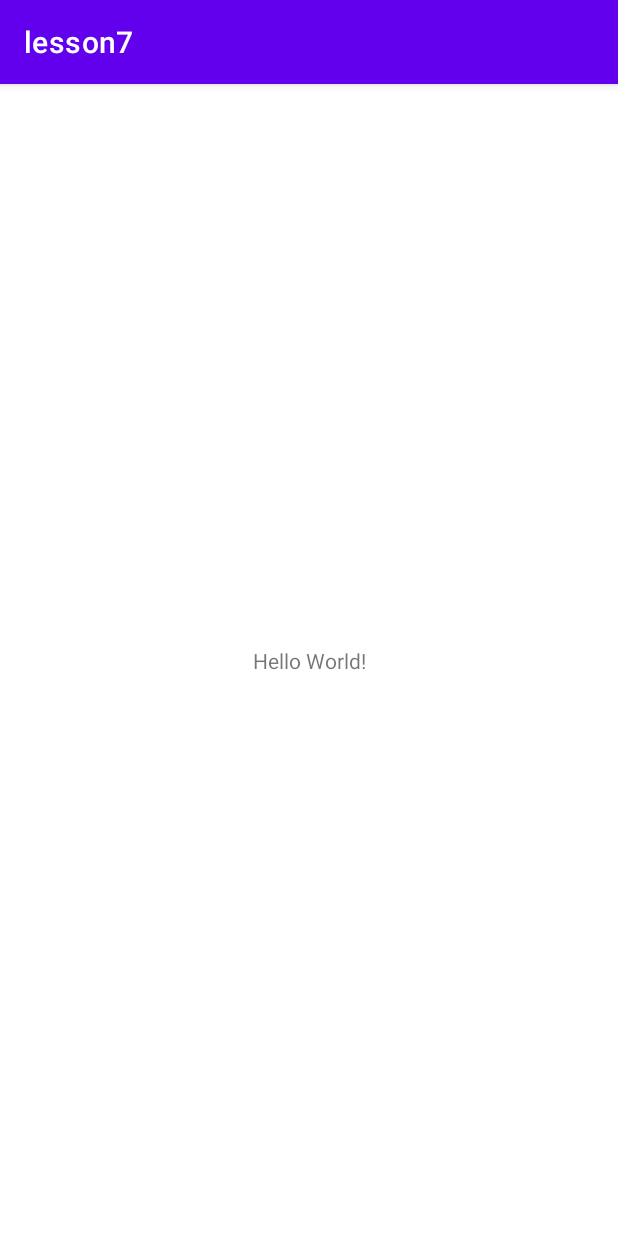
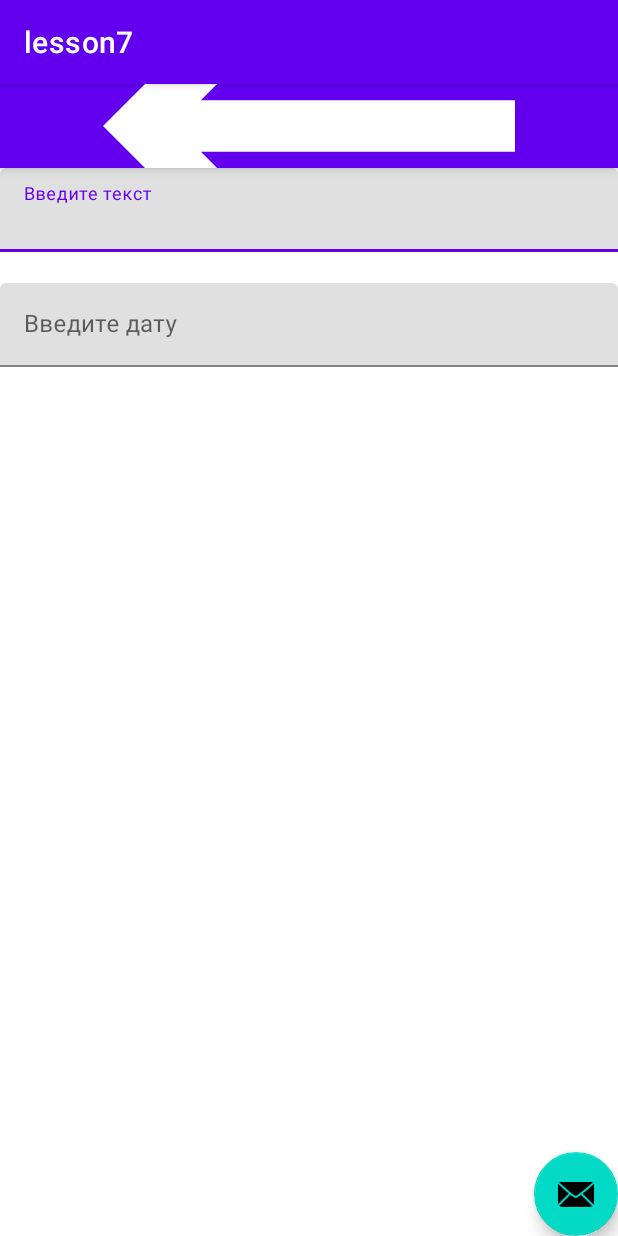
Before and after one commit to danilmv/AndroidBasics, an Android app: the screen it shows after launch (MainActivity), on a phone screen of 412 x 824 dp. Run offline under Robolectric (Android 15) with nearby library versions, the phone set to English and light mode, and no system bars.

Commit message:
MaterialDesign new enhanced EditText SnackBar CoordinatorLayout AppBarLayout CollapsingToolbarLayout Toolbar FloatingActionButton
get bored and didn't finish :)

```diff
--- a/lesson7/src/main/java/com/andriod/androidbasics/lesson7/MainActivity.java
+++ b/lesson7/src/main/java/com/andriod/androidbasics/lesson7/MainActivity.java
@@ -1,14 +1,49 @@
 package com.andriod.androidbasics.lesson7;
 
 import androidx.appcompat.app.AppCompatActivity;
+import androidx.appcompat.widget.Toolbar;
 
 import android.os.Bundle;
+import android.view.View;
+import android.widget.TextView;
+
+import com.google.android.material.floatingactionbutton.FloatingActionButton;
+import com.google.android.material.snackbar.Snackbar;
+import com.google.android.material.textfield.TextInputEditText;
 
 public class MainActivity extends AppCompatActivity {
+
+    private Toolbar toolbar;
 
     @Override
     protected void onCreate(Bundle savedInstanceState) {
         super.onCreate(savedInstanceState);
         setContentView(R.layout.activity_main);
+
+        TextInputEditText text = findViewById(R.id.text_input_text);
+        text.setOnFocusChangeListener((v, hasFocus) -> {
+            if (hasFocus) return;
+            TextView t = (TextView) v;
+
+            if (!t.getText().toString().equals("текст")) {
+                t.setError("Введите 'текст'");
+            } else
+                t.setError(null);
+        });
+
+        toolbar = findViewById(R.id.toolbar);
+//        setSupportActionBar(toolbar);
+
+        FloatingActionButton fab = findViewById(R.id.fab);
+        // Обработка нажатия на плавающую кнопку
+        fab.setOnClickListener(new View.OnClickListener() {
+            @Override
+            public void onClick(View view) {
+                // Здесь вылетит Snackbar
+                Snackbar.make(view, "Вы нажали на плавающую кнопку", Snackbar.LENGTH_LONG)
+                        .setAction("Action", null).show();
+            }
+        });
+
     }
 }
--- a/lesson7/src/main/res/layout/activity_main.xml
+++ b/lesson7/src/main/res/layout/activity_main.xml
@@ -1,18 +1,55 @@
 <?xml version="1.0" encoding="utf-8"?>
-<androidx.constraintlayout.widget.ConstraintLayout xmlns:android="http://schemas.android.com/apk/res/android"
+<androidx.coordinatorlayout.widget.CoordinatorLayout xmlns:android="http://schemas.android.com/apk/res/android"
     xmlns:app="http://schemas.android.com/apk/res-auto"
     xmlns:tools="http://schemas.android.com/tools"
     android:layout_width="match_parent"
     android:layout_height="match_parent"
     tools:context=".MainActivity">
 
-    <TextView
+    <com.google.android.material.appbar.AppBarLayout
+        android:layout_width="match_parent"
+        android:layout_height="wrap_content">
+
+        <com.google.android.material.appbar.CollapsingToolbarLayout
+            android:id="@+id/toolbarLayout"
+            android:layout_width="match_parent"
+            android:layout_height="match_parent"
+            android:fitsSystemWindows="true"
+            app:contentScrim="?attr/colorPrimary"
+            app:expandedTitleMarginEnd="64dp"
+            app:expandedTitleMarginStart="48dp"
+            app:layout_scrollFlags="scroll|exitUntilCollapsed">
+
+            <ImageView
+                android:id="@+id/main.backdrop"
+                android:layout_width="match_parent"
+                android:layout_height="match_parent"
+                android:fitsSystemWindows="true"
+                android:scaleType="centerCrop"
+                android:src="@drawable/abc_vector_test"
+                app:layout_collapseMode="parallax" />
+
+            <androidx.appcompat.widget.Toolbar
+                android:id="@+id/toolbar"
+                android:layout_width="match_parent"
+                android:layout_height="?attr/actionBarSize"
+                app:layout_collapseMode="pin" />
+        </com.google.android.material.appbar.CollapsingToolbarLayout>
+    </com.google.android.material.appbar.AppBarLayout>
+
+    <androidx.core.widget.NestedScrollView
+        android:layout_width="match_parent"
+        android:layout_height="wrap_content"
+        app:layout_behavior="@string/appbar_scrolling_view_behavior">
+
+        <include layout="@layout/content" />
+    </androidx.core.widget.NestedScrollView>
+
+    <com.google.android.material.floatingactionbutton.FloatingActionButton
+        android:id="@+id/fab"
         android:layout_width="wrap_content"
         android:layout_height="wrap_content"
-        android:text="Hello World!"
-        app:layout_constraintBottom_toBottomOf="parent"
-        app:layout_constraintLeft_toLeftOf="parent"
-        app:layout_constraintRight_toRightOf="parent"
-        app:layout_constraintTop_toTopOf="parent" />
+        android:layout_gravity="bottom|end"
+        app:srcCompat="@android:drawable/ic_dialog_email" />
 
-</androidx.constraintlayout.widget.ConstraintLayout>
+</androidx.coordinatorlayout.widget.CoordinatorLayout>
--- /dev/null
+++ b/lesson7/src/main/res/layout/content.xml
@@ -0,0 +1,47 @@
+<?xml version="1.0" encoding="utf-8"?>
+<androidx.constraintlayout.widget.ConstraintLayout xmlns:android="http://schemas.android.com/apk/res/android"
+    xmlns:app="http://schemas.android.com/apk/res-auto"
+    xmlns:tools="http://schemas.android.com/tools"
+    android:layout_width="match_parent"
+    android:layout_height="match_parent"
+    tools:context=".MainActivity">
+
+    <com.google.android.material.textfield.TextInputLayout
+        android:id="@+id/textInputLayout2"
+        android:layout_width="match_parent"
+        android:layout_height="wrap_content"
+        app:errorEnabled="true"
+        app:layout_constraintBottom_toTopOf="@+id/textInputLayout"
+        app:layout_constraintTop_toTopOf="parent"
+        tools:layout_editor_absoluteX="0dp">
+
+        <com.google.android.material.textfield.TextInputEditText
+            android:id="@+id/text_input_text"
+            android:layout_width="match_parent"
+            android:layout_height="wrap_content"
+            android:hint="Введите текст"
+            android:inputType="text"
+            app:textInputLayoutFocusedRectEnabled="true" />
+
+    </com.google.android.material.textfield.TextInputLayout>
+
+    <com.google.android.material.textfield.TextInputLayout
+        android:id="@+id/textInputLayout"
+        android:layout_width="match_parent"
+        android:layout_height="wrap_content"
+        app:errorEnabled="true"
+        app:layout_constraintBottom_toBottomOf="parent"
+        app:layout_constraintTop_toBottomOf="@+id/textInputLayout2"
+        tools:layout_editor_absoluteX="0dp">
+
+        <com.google.android.material.textfield.TextInputEditText
+            android:id="@+id/text_input_date"
+            android:layout_width="match_parent"
+            android:layout_height="wrap_content"
+            android:hint="Введите дату"
+            android:inputType="date"
+            app:textInputLayoutFocusedRectEnabled="true" />
+
+    </com.google.android.material.textfield.TextInputLayout>
+
+</androidx.constraintlayout.widget.ConstraintLayout>
```
